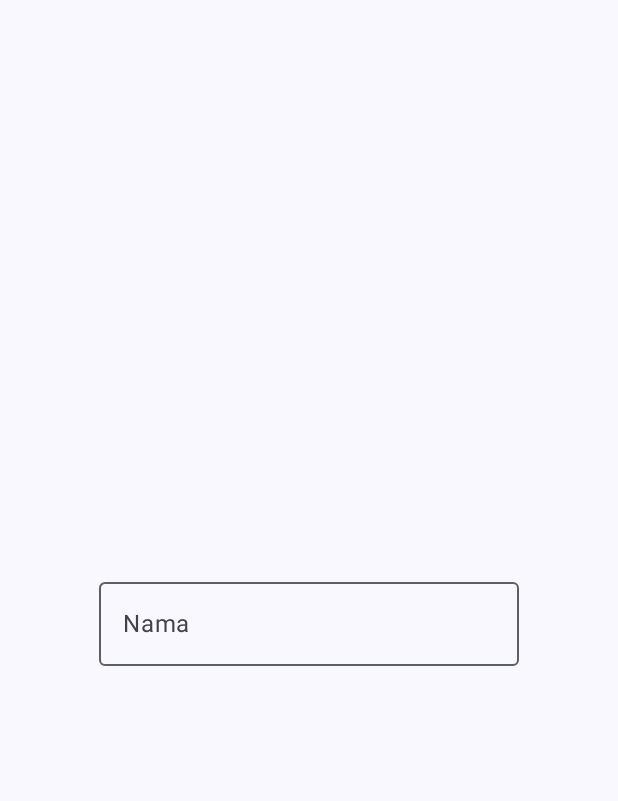
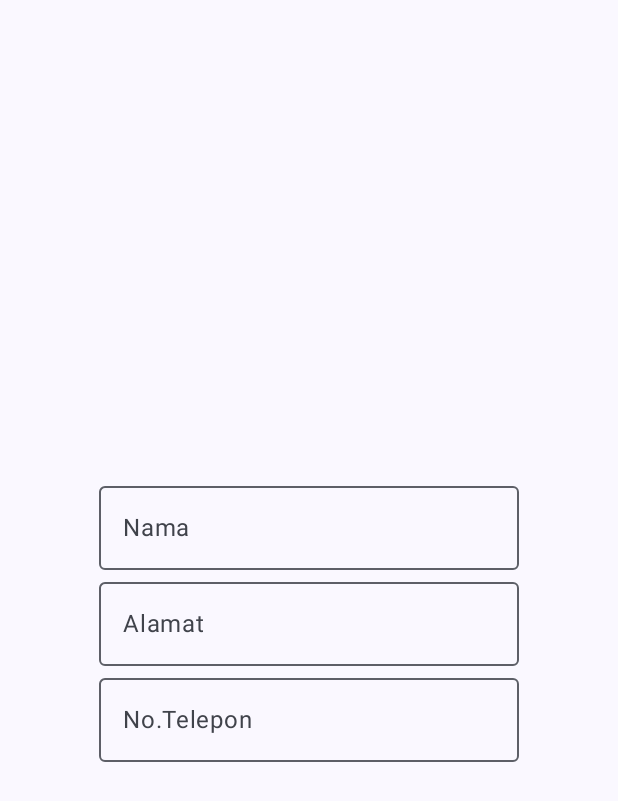
Before and after one commit to franconero14/065_NavigationWithData, an Android app built with Jetpack Compose: the composable HalamanForm shown on its own in the app's theme, on a phone screen of 412 x 824 dp. Shown: the top 801 px of the screen. Run offline under Robolectric (Android 15) with nearby library versions, the phone set to English and light mode, and no system bars.

Commit message:
Created Outlined text field for alamat and telepon text and change string no telp

```diff
--- a/app/src/main/java/com/example/esjumbo/HalamanForm.kt
+++ b/app/src/main/java/com/example/esjumbo/HalamanForm.kt
@@ -47,5 +47,15 @@ fun HalamanForm(
         }, label = {
             Text(text = "Nama")
         })
+        OutlinedTextField(value = alamatTxt, onValueChange = {
+            alamatTxt = it
+        }, label = {
+            Text(text = "Alamat")
+        })
+        OutlinedTextField(value = telponTxt, onValueChange = {
+            telponTxt = it
+        }, label = {
+            Text(text = "No.Telepon")
+        })
     }
 }
--- a/app/src/main/res/values/strings.xml
+++ b/app/src/main/res/values/strings.xml
@@ -17,7 +17,7 @@
     <string name="total_price">Total %s</string>
     <string name="nama">Nama</string>
     <string name="alamat">Alamat</string>
-    <string name="notelp">Notlp</string>
+    <string name="notelp">No.Telepon</string>
     <string name="buttonsubmit">Submit</string>
     <string name="buttonback">Back</string>
 </resources>
```
